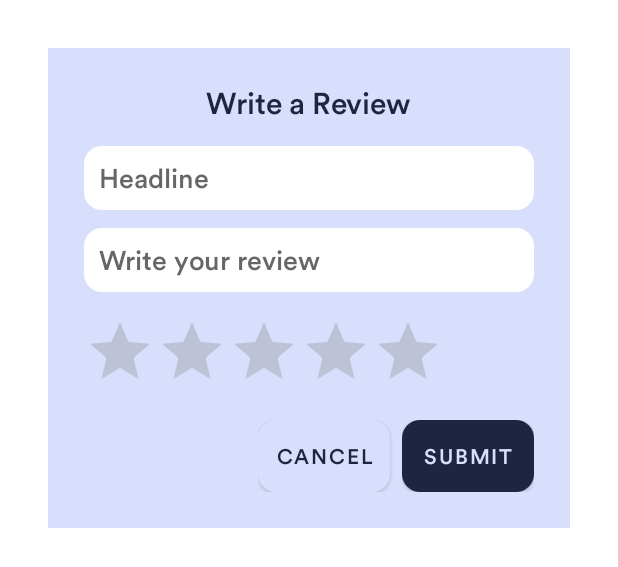
After one commit to Umair-Syed/TheSystem_SpamDetection, an Android app: the layout dialog_write_review.xml on its own in the app's theme, with its tools: preview values and no code run, on a phone screen of 412 x 824 dp. The commit adds this screen. Shown: the top 567 px of the screen. Run offline under Robolectric (Android 15) with nearby library versions, the phone set to English and light mode, and no system bars.

Commit message:
feat: 1. add Product Details 2. add WriteReview dialog

```diff
--- a/app/src/main/java/com/skapps/android/csicodathonproject/data/Product.kt
+++ b/app/src/main/java/com/skapps/android/csicodathonproject/data/models/Product.kt
@@ -1,4 +1,4 @@
-package com.skapps.android.csicodathonproject.data
+package com.skapps.android.csicodathonproject.data.models
 
 import android.os.Parcelable
 import com.google.firebase.firestore.Exclude
@@ -16,5 +16,6 @@ data class Product(
     val name: String,
     val description: String,
     val imageUrl: String,
-    val rating: Double
+    val rating: Double,
+    val ratingCount: Long
 ) : Parcelable
--- a/app/src/main/java/com/skapps/android/csicodathonproject/data/SUser.kt
+++ b/app/src/main/java/com/skapps/android/csicodathonproject/data/models/SUser.kt
@@ -1,4 +1,4 @@
-package com.skapps.android.csicodathonproject.data
+package com.skapps.android.csicodathonproject.data.models
 
 /**
  * Created by Syed Umair on 17/12/2020.
--- a/app/src/main/java/com/skapps/android/csicodathonproject/data/viewmodels/HomeRepository.kt
+++ b/app/src/main/java/com/skapps/android/csicodathonproject/data/viewmodels/HomeRepository.kt
@@ -1,9 +1,8 @@
 package com.skapps.android.csicodathonproject.data.viewmodels
 
-import androidx.lifecycle.LiveData
 import androidx.lifecycle.MutableLiveData
 import com.google.firebase.firestore.FirebaseFirestore
-import com.skapps.android.csicodathonproject.data.Product
+import com.skapps.android.csicodathonproject.data.models.Product
 import com.skapps.android.csicodathonproject.util.KEY_COLLECTION_PRODUCTS
 import javax.inject.Inject
 import javax.inject.Singleton
@@ -34,7 +33,8 @@ class HomeRepository @Inject constructor() {
                         docSnapshot.getString("name") ?: "",
                         docSnapshot.getString("description") ?: "",
                         docSnapshot.getString("imageUrl") ?: "",
-                        docSnapshot.getDouble("rating") ?: 0.0
+                        docSnapshot.getDouble("rating") ?: 0.0,
+                        docSnapshot.getLong("ratingCount") ?: 0
                     )
                     list.add(product)
                 }
--- a/app/src/main/java/com/skapps/android/csicodathonproject/data/viewmodels/HomeViewModel.kt
+++ b/app/src/main/java/com/skapps/android/csicodathonproject/data/viewmodels/HomeViewModel.kt
@@ -4,7 +4,7 @@ import androidx.hilt.lifecycle.ViewModelInject
 import androidx.lifecycle.LiveData
 import androidx.lifecycle.MutableLiveData
 import androidx.lifecycle.ViewModel
-import com.skapps.android.csicodathonproject.data.Product
+import com.skapps.android.csicodathonproject.data.models.Product
 
 /**
  * Created by Syed Umair on 18/12/2020.
--- a/app/src/main/java/com/skapps/android/csicodathonproject/ui/home/ProductsListAdapter.kt
+++ b/app/src/main/java/com/skapps/android/csicodathonproject/ui/home/ProductsListAdapter.kt
@@ -6,9 +6,8 @@ import android.view.ViewGroup
 import androidx.recyclerview.widget.RecyclerView
 import com.bumptech.glide.Glide
 import com.skapps.android.csicodathonproject.R
-import com.skapps.android.csicodathonproject.data.Product
+import com.skapps.android.csicodathonproject.data.models.Product
 import com.skapps.android.csicodathonproject.databinding.ListItemProductBinding
-import kotlinx.android.synthetic.main.list_item_product.view.*
 
 /**
  * Created by Syed Umair on 18/12/2020.
--- a/app/src/main/java/com/skapps/android/csicodathonproject/ui/login/LoginFourthFragment.kt
+++ b/app/src/main/java/com/skapps/android/csicodathonproject/ui/login/LoginFourthFragment.kt
@@ -15,7 +15,7 @@ import androidx.lifecycle.lifecycleScope
 import com.google.firebase.auth.FirebaseAuth
 import com.google.firebase.firestore.FirebaseFirestore
 import com.skapps.android.csicodathonproject.R
-import com.skapps.android.csicodathonproject.data.SUser
+import com.skapps.android.csicodathonproject.data.models.SUser
 import com.skapps.android.csicodathonproject.databinding.FragmentLoginFourthBinding
 import com.skapps.android.csicodathonproject.ui.home.MainActivity
 import com.skapps.android.csicodathonproject.util.KEY_COLLECTION_USERS
--- a/app/src/main/java/com/skapps/android/csicodathonproject/util/FirebaseUtils.kt
+++ b/app/src/main/java/com/skapps/android/csicodathonproject/util/FirebaseUtils.kt
@@ -5,5 +5,6 @@ package com.skapps.android.csicodathonproject.util
  */
 const val KEY_COLLECTION_USERS: String = "users"
 const val KEY_COLLECTION_PRODUCTS: String = "products"
+const val KEY_SUB_COLLECTION_REVIEWS: String = "reviews"
 const val KEY_USER_DOC_NAME = "name"
 const val KEY_USER_DOC_EMAIL = "email"
--- /dev/null
+++ b/app/src/main/res/layout/dialog_write_review.xml
@@ -0,0 +1,106 @@
+<LinearLayout xmlns:android="http://schemas.android.com/apk/res/android"
+    xmlns:app="http://schemas.android.com/apk/res-auto"
+    android:id="@+id/writeReviewDialogBox"
+    android:layout_width="match_parent"
+    android:layout_height="wrap_content"
+    android:layout_margin="32dp"
+    android:background="@color/secondaryColor"
+    android:orientation="vertical"
+    android:padding="24dp">
+
+    <TextView
+        android:id="@+id/reviewDialogTextView"
+        android:layout_width="wrap_content"
+        android:layout_height="wrap_content"
+        android:layout_gravity="center_horizontal"
+        android:text="Write a Review"
+        android:textAlignment="center"
+        android:textColor="@color/primaryColor"
+        android:textSize="20sp" />
+
+    <EditText
+        android:id="@+id/heading"
+        android:layout_width="match_parent"
+        android:layout_height="wrap_content"
+        android:layout_marginTop="16dp"
+        android:background="@drawable/round_rect_white"
+        android:backgroundTint="@color/white"
+        android:hint="Headline"
+        android:inputType="text"
+        android:maxLines="1"
+        android:padding="10dp" />
+
+    <EditText
+        android:id="@+id/description"
+        android:layout_width="match_parent"
+        android:layout_height="wrap_content"
+        android:layout_marginTop="12dp"
+        android:background="@drawable/round_rect_white"
+        android:backgroundTint="@color/white"
+        android:hint="Write your review"
+        android:padding="10dp"
+        android:autofillHints="Review" />
+
+    <RatingBar
+        android:id="@+id/ratingBar"
+        android:layout_width="wrap_content"
+        android:layout_height="wrap_content"
+        android:layout_marginTop="16dp"
+        android:numStars="5"
+        android:stepSize="1"
+        android:isIndicator="false"
+        android:theme="@style/RatingBarTheme" />
+
+    <LinearLayout
+        android:layout_width="wrap_content"
+        android:layout_height="wrap_content"
+        android:orientation="horizontal"
+        android:layout_marginTop="12dp"
+        android:layout_gravity="end">
+
+        <Button
+            android:id="@+id/cancel_btn"
+            android:layout_width="wrap_content"
+            android:layout_height="wrap_content"
+            android:layout_gravity="right"
+            android:background="@drawable/round_rect_white"
+            app:backgroundTint="@color/secondaryColor"
+            android:padding="2dp"
+            android:text="cancel"
+            android:textColor="@color/primaryColor" />
+
+        <androidx.constraintlayout.widget.ConstraintLayout
+            android:layout_width="wrap_content"
+            android:layout_height="wrap_content"
+            android:layout_marginStart="8dp">
+
+            <Button
+                android:id="@+id/submit_button"
+                android:layout_width="wrap_content"
+                android:layout_height="wrap_content"
+                android:background="@drawable/round_rect_white"
+                android:padding="2dp"
+                android:text="Submit"
+                app:backgroundTint="@color/primaryColor"
+                app:layout_constraintBottom_toBottomOf="parent"
+                app:layout_constraintEnd_toEndOf="parent"
+                app:layout_constraintStart_toStartOf="parent"
+                app:layout_constraintTop_toTopOf="parent" />
+
+            <ProgressBar
+                android:id="@+id/progress_review_submit"
+                android:layout_width="wrap_content"
+                android:layout_height="wrap_content"
+                android:elevation="6dp"
+                android:indeterminateTint="@color/secondaryColor"
+                android:visibility="gone"
+                app:layout_constraintBottom_toBottomOf="parent"
+                app:layout_constraintEnd_toEndOf="parent"
+                app:layout_constraintStart_toStartOf="@+id/submit_button"
+                app:layout_constraintTop_toTopOf="@+id/submit_button" />
+        </androidx.constraintlayout.widget.ConstraintLayout>
+
+
+    </LinearLayout>
+
+</LinearLayout>
--- a/app/src/main/res/layout/list_item_product.xml
+++ b/app/src/main/res/layout/list_item_product.xml
@@ -66,8 +66,8 @@
             android:layout_width="wrap_content"
             android:layout_height="wrap_content"
             android:numStars="5"
-            android:rating="3"
-            android:stepSize="1"
+            android:rating="0"
+            android:stepSize="0.5"
             android:layout_marginBottom="8dp"
             app:layout_constraintBottom_toBottomOf="@+id/image_holder"
             app:layout_constraintStart_toStartOf="@+id/description" />
--- a/app/src/main/res/values/themes.xml
+++ b/app/src/main/res/values/themes.xml
@@ -47,7 +47,7 @@
     </style>
 
     <style name="RatingBarTheme" parent="Theme.AppCompat">
-        <item name="colorControlNormal">#636363</item>
+        <item name="colorControlNormal">#7E7E7E</item>
         <item name="colorControlActivated">#F57F17</item>
     </style>
 
```
Also changed, not shown: app/src/main/java/com/skapps/android/csicodathonproject/data/models/Review.kt (added, +16 -0 lines), app/src/main/java/com/skapps/android/csicodathonproject/ui/dialog/WriteReviewDialog.kt (added, +104 -0 lines), app/src/main/java/com/skapps/android/csicodathonproject/ui/home/AddProductFragment.kt (+2 -5 lines), app/src/main/java/com/skapps/android/csicodathonproject/ui/home/HomeFragment.kt (+7 -9 lines), app/src/main/java/com/skapps/android/csicodathonproject/ui/home/ProductDetailsFragment.kt (+31 -0 lines), app/src/main/java/com/skapps/android/csicodathonproject/ui/home/ReviewsFragment.kt (added, +57 -0 lines), app/src/main/res/layout/fragment_product_details.xml (+23 -4 lines), app/src/main/res/layout/fragment_reviews.xml (added, +39 -0 lines), app/src/main/res/navigation/main_navigation.xml (+13 -1 lines).
